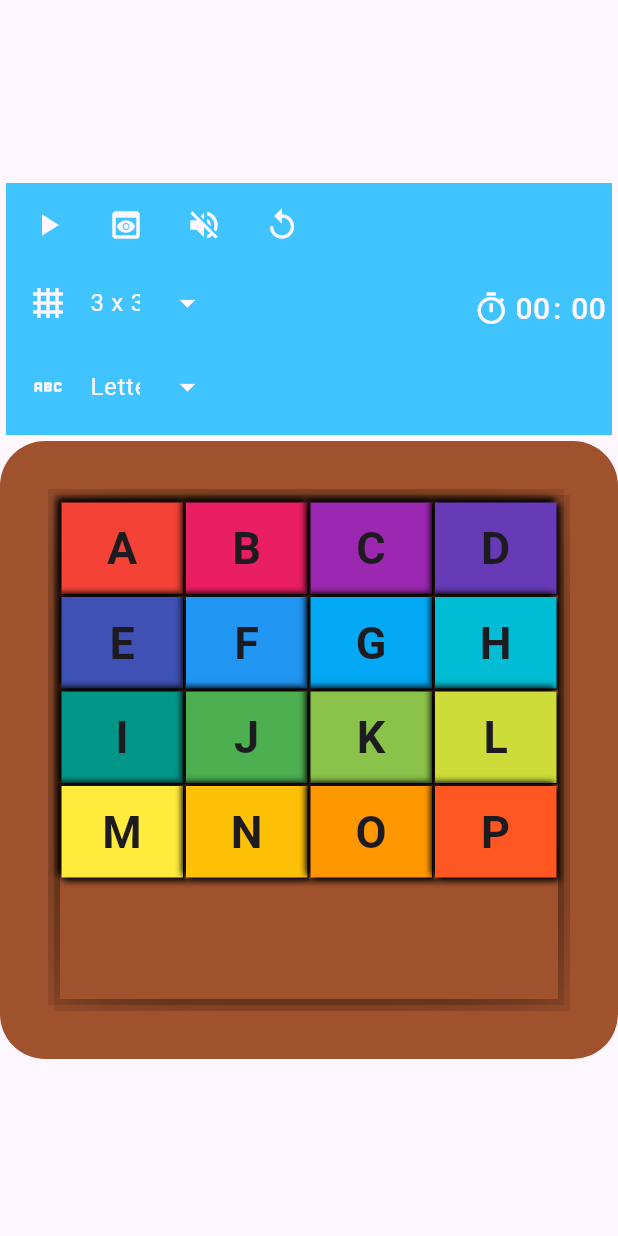
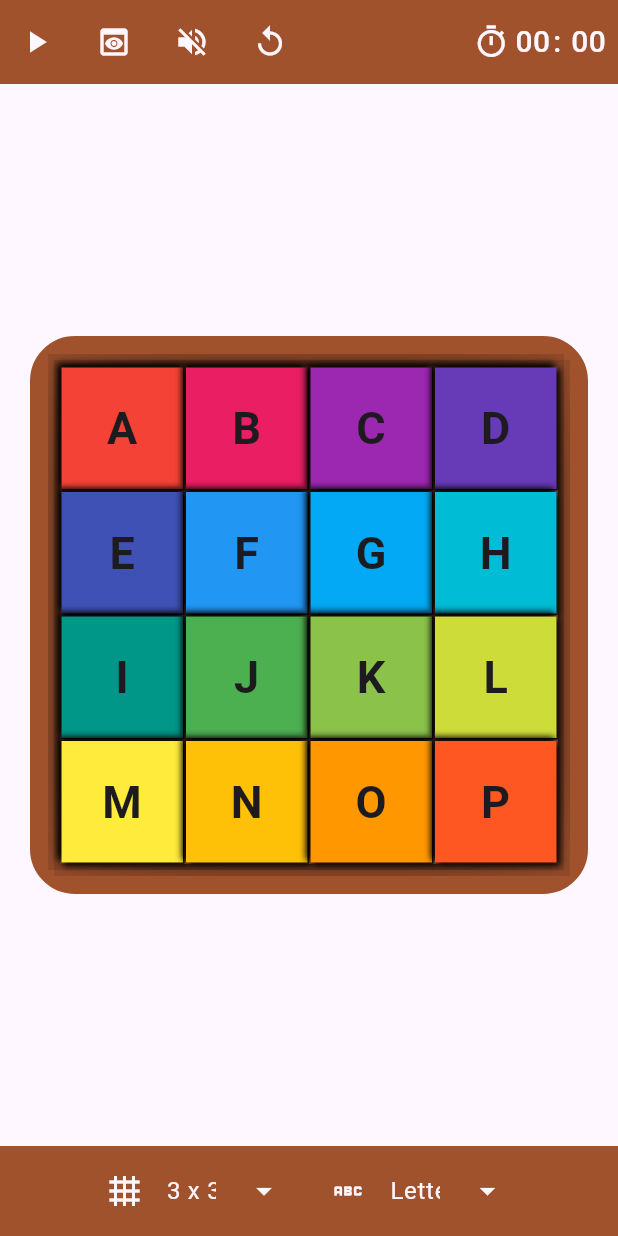
Before and after one commit to ManuelAlex/picture_tile_slider, a Flutter app: the screen it shows after launch, on a phone screen of 412 x 824 dp. Run offline on Flutter 3.47's test engine with Material 3 defaults, Android fonts, the light colour scheme and no system bars; our stand-ins replace audioplayers, image_picker.

Commit message:
image and layout optimization

```diff
--- a/lib/game_frame.dart
+++ b/lib/game_frame.dart
@@ -18,7 +18,7 @@ class GameFrame extends StatelessWidget {
       child: Container(
         decoration: BoxDecoration(
           border: Border.all(
-            width: 40,
+            width: isMobile ? 20 : 40,
             color: woodColor,
           ),
           borderRadius: BorderRadius.circular(30),
--- a/lib/picture_tile_slider.dart
+++ b/lib/picture_tile_slider.dart
@@ -1,4 +1,7 @@
+// ignore_for_file: prefer_const_constructors
+
 import 'dart:async';
+import 'dart:math';
 
 import 'dart:typed_data';
 
@@ -87,40 +90,14 @@ class _PictureTileSliderState extends State<PictureTileSlider> {
 
   @override
   Widget build(BuildContext context) {
-    final Size size = MediaQuery.sizeOf(context);
-    final bool isMobile = size.width < 600;
-    double borderWidth = isMobile ? 40 : 80.0;
-
-    final double screenWidth = size.width;
-    final double screenHeight = size.height - 60;
-
-    final double maxSize =
-        screenWidth < screenHeight ? screenWidth : screenHeight;
-
-    final double constrainedSize = maxSize.clamp(400.0, 1200.0);
-
     if (_isProcessing || _gameItemVariable == null) {
-      return const Scaffold(
+      return Scaffold(
         body: Center(
           child: CircularProgressIndicator(),
         ),
       );
     }
-
-    final double cardWidth =
-        ((constrainedSize - borderWidth * 2) / _crossAxisCount);
-    final double borderTolerance = isMobile ? 20 : 0;
-    final double cardHeight =
-        (((constrainedSize - borderWidth * 2) / _mainAxisCount) -
-            borderTolerance);
-
-    return SafeArea(
-      child: Scaffold(
-        body: Center(
-          child: SingleChildScrollView(
-            child: Column(
-              children: [
-                TopBar(
+    var topBar = TopBar(
       gameEngine: _gameEngine,
       items: _gameItemVariable!,
       imageByte: _imageBytes,
@@ -129,51 +106,56 @@ class _PictureTileSliderState extends State<PictureTileSlider> {
         _gameEngine.soundPlayer.reset();
         _initializeGrid();
       },
-                  onGridSelected: (int? gridNumber) {
-                    if (gridNumber != null) {
-                      _setter(() {
-                        _crossAxisCount = gridNumber;
-                        _mainAxisCount = gridNumber;
-                      });
-                    }
-                  },
-                  onGameItemSelected: (GameItems? gameItem) {
-                    if (gameItem != null) {
-                      _setter(() {
-                        _gameItem = gameItem;
-                      });
-                    }
-                  },
-                  onImageSelected: (Uint8List? newImage) {
-                    if (newImage != null) {
-                      _setter(() => _imageBytes = newImage);
-                    }
-                  },
+      onGridSelected: _onGridSelected,
+      onGameItemSelected: _onGameItemSelected,
+      onImageSelected: _onImageSelected,
       gameItems: _gameItem,
       crossAxisCount: _crossAxisCount,
       mainAxisCount: _mainAxisCount,
+    );
+    return SafeArea(
+      child: Scaffold(
+        appBar: topBar,
+        bottomNavigationBar: BottomBar(
+          onGameItemSelected: _onGameItemSelected,
+          onGridSelected: _onGridSelected,
+          onImageSelected: _onImageSelected,
+          gameItems: _gameItem,
         ),
-                ConstrainedBox(
+        body: Center(
+          child: SingleChildScrollView(
+            child: Column(
+              children: [
+                LayoutBuilder(builder: (context, constraints) {
+                  final Size size = constraints.biggest;
+                  final bool isMobile = size.width < 600;
+                  final double borderWidth = isMobile ? 20 : 80.0;
+
+                  final double screenWidth = size.width;
+                  final double screenHeight = size.height;
+
+                  final double maxSize =
+                      screenWidth < screenHeight ? screenWidth : screenHeight;
+                  final double constrainedSize =
+                      maxSize.clamp(400.0, 1200.0) - (isMobile ? 40 : 200);
+
+                  final double cardSize =
+                      constrainedSize / max(_crossAxisCount, _mainAxisCount) -
+                          (borderWidth * 2) / _crossAxisCount;
+
+                  return Center(
+                    child: ConstrainedBox(
                       constraints: BoxConstraints(
                         maxWidth: constrainedSize,
                         maxHeight: constrainedSize,
-                    minWidth: 400,
-                    minHeight: 400,
                       ),
+                      child: GameFrame(
                         child: Stack(
-                    children: [
-                      GameFrame(
-                        child:
-                            //GameBoard loosing some states will debug later
-                            //GameBoard(items: _gameItemVariable!, gameEngine: _gameEngine, isRandomized: _isRandomized, gameItems: _gameItem, tileHeight: cardHeight, tileWidth: cardWidth),
-
-                            Stack(
                           children: _gameItemVariable!.items
                               .asMap()
                               .entries
                               .map((entry) {
                             final int index = entry.key;
-                            // print(index);
                             final dynamic currentItem = entry.value;
                             final bool isDragged =
                                 _gameItemVariable!.dragItemIndex != -1 &&
@@ -184,8 +166,7 @@ class _PictureTileSliderState extends State<PictureTileSlider> {
                                   index ~/ _gameItemVariable!.crossAxisCount;
                               final column =
                                   index % _gameItemVariable!.crossAxisCount;
-                              return Offset(
-                                  column * cardWidth, row * cardHeight);
+                              return Offset(column * cardSize, row * cardSize);
                             }
 
                             final Offset offset =
@@ -221,8 +202,8 @@ class _PictureTileSliderState extends State<PictureTileSlider> {
                                 },
                                 child: isDragged
                                     ? Container(
-                                        height: cardHeight,
-                                        width: cardWidth,
+                                        height: cardSize,
+                                        width: cardSize,
                                         color: Colors.transparent,
                                       )
                                     : GameTile(
@@ -233,8 +214,8 @@ class _PictureTileSliderState extends State<PictureTileSlider> {
                                         itemString: currentItem is String
                                             ? currentItem
                                             : null,
-                                        cardHeight: cardHeight,
-                                        cardWidth: cardWidth,
+                                        cardHeight: cardSize,
+                                        cardWidth: cardSize,
                                         showSelectedIndex: isDragged,
                                         gameItems: _gameItem,
                                         index: tileItems.indexOf(currentItem),
@@ -244,15 +225,38 @@ class _PictureTileSliderState extends State<PictureTileSlider> {
                           }).toList(),
                         ),
                       ),
-                    ],
                     ),
-                ),
+                  );
+                })
               ],
             ),
           ),
         ),
       ),
     );
+  }
+
+  void _onImageSelected(Uint8List? newImage) {
+    if (newImage != null) {
+      _setter(() => _imageBytes = newImage);
+    }
+  }
+
+  void _onGridSelected(int? gridNumber) {
+    if (gridNumber != null) {
+      _setter(() {
+        _crossAxisCount = gridNumber;
+        _mainAxisCount = gridNumber;
+      });
+    }
+  }
+
+  void _onGameItemSelected(GameItems? gameItem) {
+    if (gameItem != null) {
+      _setter(() {
+        _gameItem = gameItem;
+      });
+    }
   }
 
   void _setter(VoidCallback fn) {
--- a/lib/top_bar.dart
+++ b/lib/top_bar.dart
@@ -6,7 +6,7 @@ import 'package:picture_tile_slider/items.dart';
 
 import 'game_engine.dart';
 
-class TopBar extends StatefulWidget {
+class TopBar extends StatefulWidget implements PreferredSizeWidget {
   const TopBar({
     super.key,
     required GameEngine gameEngine,
@@ -34,6 +34,9 @@ class TopBar extends StatefulWidget {
 
   @override
   State<TopBar> createState() => _TopBarState();
+
+  @override
+  Size get preferredSize => const Size.fromHeight(kToolbarHeight);
 }
 
 class _TopBarState extends State<TopBar> {
@@ -41,27 +44,16 @@ class _TopBarState extends State<TopBar> {
   Widget build(BuildContext context) {
     String toDigitsTime(int t) => (t % 60).toString().padLeft(2, '0');
     final Color color = Theme.of(context).scaffoldBackgroundColor;
-    return Container(
-        margin: const EdgeInsets.all(4),
-        padding: const EdgeInsets.all(4),
-        width: MediaQuery.sizeOf(context).width,
-        //height: 100,
-        decoration: const BoxDecoration(color: Colors.lightBlueAccent),
-        child: Row(
-          children: <Widget>[
-            Expanded(
-              flex: 2,
-              child: Wrap(
-                children: [
+    final bool isMobile = MediaQuery.sizeOf(context).width < 680;
+    return AppBar(
+      backgroundColor: woodColor,
+      actions: [
         IconButton(
-                    tooltip: widget._gameEngine.isPaused
-                        ? 'Click to play'
-                        : 'Click to pause',
+          tooltip:
+              widget._gameEngine.isPaused ? 'Click to play' : 'Click to pause',
           onPressed: widget.onPlayOrPause,
           icon: Icon(
-                      widget._gameEngine.isPaused
-                          ? Icons.play_arrow
-                          : Icons.pause,
+            widget._gameEngine.isPaused ? Icons.play_arrow : Icons.pause,
             color: color,
           ),
         ),
@@ -97,106 +89,14 @@ class _TopBarState extends State<TopBar> {
           ),
         ),
         const SizedBox(width: 4),
-                  SizedBox(
-                    width: 145,
-                    child: DropdownMenuTheme(
-                      data: DropdownMenuThemeData(
-                        textStyle: TextStyle(color: color),
+        if (!isMobile)
+          _MenuDropDown(
+            onGameItemSelected: widget.onGameItemSelected,
+            onGridSelected: widget.onGridSelected,
+            onImageSelected: widget.onImageSelected,
+            gameItems: widget.gameItems,
           ),
-                      child: DropdownMenu(
-                        initialSelection: 3,
-                        leadingIcon: const Icon(Icons.grid_4x4),
-                        enableSearch: true,
-                        keyboardType: TextInputType.text,
-                        inputDecorationTheme: InputDecorationTheme(
-                          iconColor: color,
-                          prefixIconColor: color,
-                          suffixIconColor: color,
-                          enabledBorder: InputBorder.none,
-                          prefixStyle: const TextStyle(color: Colors.white),
-                          hintStyle: TextStyle(color: color),
-                          labelStyle: TextStyle(color: color),
-                        ),
-                        onSelected: widget.onGridSelected,
-                        dropdownMenuEntries: List.generate(8, (int index) {
-                          final int startIndex = index + 3;
-                          final String gridLabel = '$startIndex x $startIndex';
-                          return DropdownMenuEntry(
-                            value: startIndex,
-                            label: gridLabel,
-                          );
-                        }),
-                      ),
-                    ),
-                  ),
-                  const SizedBox(width: 4),
-                  SizedBox(
-                    width: 145,
-                    child: DropdownMenuTheme(
-                      data: DropdownMenuThemeData(
-                        textStyle: TextStyle(color: color),
-                      ),
-                      child: DropdownMenu<GameItems>(
-                        initialSelection: GameItems.letter,
-                        leadingIcon: Icon(switch (widget.gameItems) {
-                          GameItems.letter => Icons.abc_outlined,
-                          GameItems.number => Icons.numbers_outlined,
-                          GameItems.image => Icons.image,
-                        }),
-                        enableSearch: true,
-                        keyboardType: TextInputType.text,
-                        inputDecorationTheme: InputDecorationTheme(
-                          iconColor: color,
-                          prefixIconColor: color,
-                          suffixIconColor: color,
-                          enabledBorder: InputBorder.none,
-                          prefixStyle: const TextStyle(color: Colors.white),
-                          hintStyle: TextStyle(color: color),
-                          labelStyle: TextStyle(color: color),
-                        ),
-                        dropdownMenuEntries:
-                            GameItems.values.map((GameItems value) {
-                          return DropdownMenuEntry<GameItems>(
-                            value: value,
-                            label: value.name[0].toUpperCase() +
-                                value.name.substring(1),
-                          );
-                        }).toList(),
-                        onSelected: widget.onGameItemSelected,
-                      ),
-                    ),
-                  ),
-                  if (widget.gameItems == GameItems.image) ...[
-                    const SizedBox(width: 4),
-                    IconButton(
-                      onPressed: () async {
-                        final (Uint8List, String)? imageItem =
-                            await pickImageFromGallery();
-                        widget.onImageSelected(imageItem?.$1);
-                      },
-                      icon: Row(
-                        children: [
-                          Icon(
-                            Icons.upload_file,
-                            color: Theme.of(context).scaffoldBackgroundColor,
-                          ),
-                          Text(
-                            'Upload',
-                            style: TextStyle(
-                                color:
-                                    Theme.of(context).scaffoldBackgroundColor),
-                          ),
-                        ],
-                      ),
-                    ),
-                  ],
-                ],
-              ),
-            ),
-            Expanded(
-              child: Row(
-                mainAxisAlignment: MainAxisAlignment.end,
-                children: [
+        const Spacer(),
         ValueListenableBuilder<Duration>(
           valueListenable: widget._gameEngine.currentTimeNotifier,
           builder: (context, currentDuration, child) {
@@ -209,11 +109,41 @@ class _TopBarState extends State<TopBar> {
             );
           },
         ),
+        const SizedBox(width: 8)
       ],
-              ),
-            ),
-          ],
-        ));
+    );
+  }
+}
+
+class BottomBar extends StatelessWidget {
+  const BottomBar({
+    super.key,
+    required this.onGameItemSelected,
+    required this.onGridSelected,
+    required this.onImageSelected,
+    required this.gameItems,
+  });
+
+  final ValueChanged<int?> onGridSelected;
+  final ValueChanged<GameItems?> onGameItemSelected;
+  final ValueChanged<Uint8List?> onImageSelected;
+  final GameItems gameItems;
+
+  @override
+  Widget build(BuildContext context) {
+    final bool isMobile = MediaQuery.sizeOf(context).width < 680;
+    return isMobile
+        ? Container(
+            width: double.infinity,
+            height: 60,
+            color: woodColor,
+            child: _MenuDropDown(
+                onGameItemSelected: onGameItemSelected,
+                onGridSelected: onGridSelected,
+                onImageSelected: onImageSelected,
+                gameItems: gameItems),
+          )
+        : const SizedBox.shrink();
   }
 }
 
@@ -359,3 +289,122 @@ class MinutesAndSecondsText extends StatelessWidget {
     );
   }
 }
+
+class _MenuDropDown extends StatefulWidget {
+  const _MenuDropDown({
+    required this.onGameItemSelected,
+    required this.onGridSelected,
+    required this.onImageSelected,
+    required this.gameItems,
+  });
+
+  final ValueChanged<int?> onGridSelected;
+  final ValueChanged<GameItems?> onGameItemSelected;
+  final ValueChanged<Uint8List?> onImageSelected;
+  final GameItems gameItems;
+
+  @override
+  State<_MenuDropDown> createState() => __MenuDropDownState();
+}
+
+class __MenuDropDownState extends State<_MenuDropDown> {
+  @override
+  Widget build(BuildContext context) {
+    final Color color = Theme.of(context).scaffoldBackgroundColor;
+    return Row(
+      mainAxisAlignment: MainAxisAlignment.center,
+      children: [
+        SizedBox(
+          width: 145,
+          child: DropdownMenuTheme(
+            data: DropdownMenuThemeData(
+              textStyle: TextStyle(color: color),
+            ),
+            child: DropdownMenu(
+              initialSelection: 3,
+              leadingIcon: const Icon(Icons.grid_4x4),
+              enableSearch: true,
+              keyboardType: TextInputType.text,
+              inputDecorationTheme: InputDecorationTheme(
+                iconColor: color,
+                prefixIconColor: color,
+                suffixIconColor: color,
+                enabledBorder: InputBorder.none,
+                prefixStyle: const TextStyle(color: Colors.white),
+                hintStyle: TextStyle(color: color),
+                labelStyle: TextStyle(color: color),
+              ),
+              onSelected: widget.onGridSelected,
+              dropdownMenuEntries: List.generate(8, (int index) {
+                final int startIndex = index + 3;
+                final String gridLabel = '$startIndex x $startIndex';
+                return DropdownMenuEntry(
+                  value: startIndex,
+                  label: gridLabel,
+                );
+              }),
+            ),
+          ),
+        ),
+        const SizedBox(width: 4),
+        SizedBox(
+          width: 145,
+          child: DropdownMenuTheme(
+            data: DropdownMenuThemeData(
+              textStyle: TextStyle(color: color),
+            ),
+            child: DropdownMenu<GameItems>(
+              initialSelection: widget.gameItems,
+              leadingIcon: Icon(switch (widget.gameItems) {
+                GameItems.letter => Icons.abc_outlined,
+                GameItems.number => Icons.numbers_outlined,
+                GameItems.image => Icons.image,
+              }),
+              enableSearch: true,
+              keyboardType: TextInputType.text,
+              inputDecorationTheme: InputDecorationTheme(
+                iconColor: color,
+                prefixIconColor: color,
+                suffixIconColor: color,
+                enabledBorder: InputBorder.none,
+                prefixStyle: const TextStyle(color: Colors.white),
+                hintStyle: TextStyle(color: color),
+                labelStyle: TextStyle(color: color),
+              ),
+              dropdownMenuEntries: GameItems.values.map((GameItems value) {
+                return DropdownMenuEntry<GameItems>(
+                  value: value,
+                  label: value.name[0].toUpperCase() + value.name.substring(1),
+                );
+              }).toList(),
+              onSelected: widget.onGameItemSelected,
+            ),
+          ),
+        ),
+        if (widget.gameItems == GameItems.image) ...[
+          const SizedBox(width: 4),
+          IconButton(
+            onPressed: () async {
+              final (Uint8List, String)? imageItem =
+                  await pickImageFromGallery();
+              widget.onImageSelected(imageItem?.$1);
+            },
+            icon: Row(
+              children: [
+                Icon(
+                  Icons.upload_file,
+                  color: Theme.of(context).scaffoldBackgroundColor,
+                ),
+                Text(
+                  'Upload',
+                  style: TextStyle(
+                      color: Theme.of(context).scaffoldBackgroundColor),
+                ),
+              ],
+            ),
+          ),
+        ],
+      ],
+    );
+  }
+}
--- a/pubspec.yaml
+++ b/pubspec.yaml
@@ -37,6 +37,8 @@ dependencies:
   audioplayers: ^6.1.0
   cupertino_icons: ^1.0.8
   image_picker: ^1.1.2
+  skeletonizer: ^1.4.3
+  image: ^3.0.1
 
 dev_dependencies:
   flutter_test:
```
Also changed, not shown: lib/game_board.dart (deleted, +0 -131 lines), lib/helpers.dart (+100 -25 lines), lib/image_processor.dart (+7 -6 lines), pubspec.lock. Lines whose indentation alone changed are shown as unchanged.
